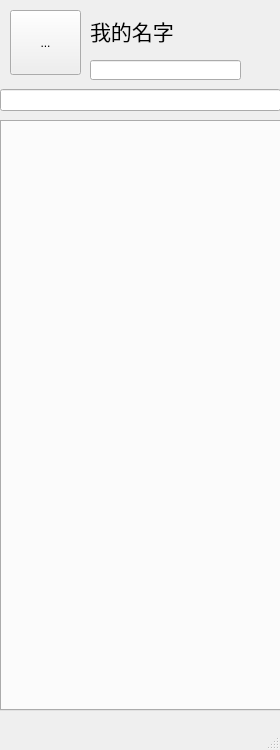
Before: the Qt Designer form client/mainwindow_menu.ui in myservicegroup3/DongRuanProgram, drawn with Qt 5.
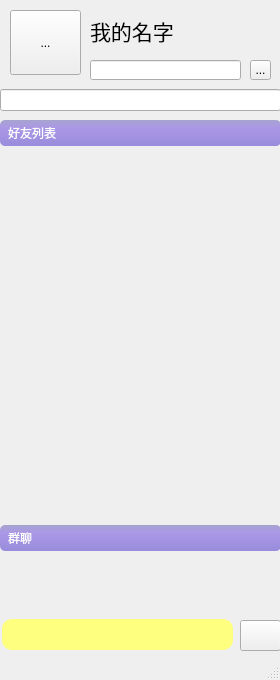
After: the same form once the commit is applied. The open tabs and pages were chosen to show the change. Icons and pictures are not drawn.

```diff
--- a/client/mainwindow_menu.ui
+++ b/client/mainwindow_menu.ui
@@ -10,7 +10,7 @@
     <x>0</x>
     <y>0</y>
     <width>280</width>
-    <height>750</height>
+    <height>680</height>
    </rect>
   </property>
   <property name="windowTitle">
@@ -90,6 +90,22 @@
       <string>...</string>
      </property>
     </widget>
+    <widget class="QToolButton" name="addButton">
+     <property name="geometry">
+      <rect>
+       <x>250</x>
+       <y>60</y>
+       <width>21</width>
+       <height>20</height>
+      </rect>
+     </property>
+     <property name="styleSheet">
+      <string notr="true">#addButton{border-image:url(:/new/prefix1/Picture/groupChatIcon.png);}</string>
+     </property>
+     <property name="text">
+      <string>...</string>
+     </property>
+    </widget>
    </widget>
    <widget class="QWidget" name="horizontalLayoutWidget">
     <property name="geometry">
@@ -115,32 +131,141 @@
      </item>
     </layout>
    </widget>
-   <widget class="QTabWidget" name="tableWidget">
+   <widget class="QToolBox" name="toolBox">
     <property name="geometry">
      <rect>
       <x>0</x>
       <y>120</y>
-      <width>291</width>
-      <height>591</height>
+      <width>281</width>
+      <height>431</height>
      </rect>
     </property>
+    <property name="font">
+     <font>
+      <family>华文彩云</family>
+     </font>
+    </property>
     <property name="styleSheet">
-     <string notr="true"/>
+     <string notr="true">QToolBox::tab:hover{
+			color: rgb(255, 255, 255); 
+            background: qlineargradient(x1:0, y1:0, x2:0, y2:1, stop:0 rgb(130,120,226), stop:0.3 rgb(120,130,230), stop:1 rgb(125,140,226));
+            border:1px;  
+            border-radius:5px; 
+            padding:2px 4px;
+}
+QToolBox::tab{
+			color: rgb(255, 255, 255);
+            background: qlineargradient(x1:0, y1:0, x2:0, y2:1, stop:0 rgb(166,164,208), stop:0.3 rgb(171,152,230), stop:1 rgb(152,140,220));
+            border:1px;
+            border-radius:5px; 
+            padding:2px 4px;  
+}
+QToolBox::tab:pressed{    
+            color: rgb(255, 255, 255); 
+            background: qlineargradient(x1:0, y1:0, x2:0, y2:1, stop:0 rgb(240,156,121), stop:0.3 rgb(220,160,140), stop:1 rgb(230,140,120));  
+            border:1px;  
+            border-radius:5px;
+            padding:2px 4px; 
+        }
+</string>
     </property>
     <property name="currentIndex">
      <number>-1</number>
     </property>
+    <widget class="QWidget" name="page">
+     <property name="geometry">
+      <rect>
+       <x>0</x>
+       <y>0</y>
+       <width>281</width>
+       <height>377</height>
+      </rect>
+     </property>
+     <attribute name="label">
+      <string>好友列表</string>
+     </attribute>
+     <widget class="QWidget" name="widget" native="true">
+      <property name="geometry">
+       <rect>
+        <x>0</x>
+        <y>-1</y>
+        <width>281</width>
+        <height>481</height>
+       </rect>
+      </property>
+      <widget class="QWidget" name="verticalLayoutWidget">
+       <property name="geometry">
+        <rect>
+         <x>9</x>
+         <y>-1</y>
+         <width>261</width>
+         <height>381</height>
+        </rect>
+       </property>
+       <layout class="QVBoxLayout" name="vLayout"/>
+      </widget>
+     </widget>
+    </widget>
+    <widget class="QWidget" name="page_2">
+     <property name="geometry">
+      <rect>
+       <x>0</x>
+       <y>0</y>
+       <width>281</width>
+       <height>377</height>
+      </rect>
+     </property>
+     <attribute name="label">
+      <string>群聊</string>
+     </attribute>
+     <widget class="QWidget" name="verticalLayoutWidget_2">
+      <property name="geometry">
+       <rect>
+        <x>0</x>
+        <y>-10</y>
+        <width>281</width>
+        <height>441</height>
+       </rect>
+      </property>
+      <layout class="QVBoxLayout" name="vLayout2"/>
+     </widget>
+    </widget>
    </widget>
-  </widget>
-  <widget class="QMenuBar" name="menubar">
-   <property name="geometry">
-    <rect>
-     <x>0</x>
-     <y>0</y>
-     <width>280</width>
-     <height>23</height>
-    </rect>
-   </property>
+   <widget class="QToolButton" name="addButton_2">
+    <property name="geometry">
+     <rect>
+      <x>240</x>
+      <y>620</y>
+      <width>41</width>
+      <height>31</height>
+     </rect>
+    </property>
+    <property name="styleSheet">
+     <string notr="true">#addButton_2{border-image:url(:/new/prefix1/Picture/search.png);}</string>
+    </property>
+    <property name="text">
+     <string/>
+    </property>
+   </widget>
+   <widget class="QLineEdit" name="addEdit">
+    <property name="geometry">
+     <rect>
+      <x>2</x>
+      <y>619</y>
+      <width>231</width>
+      <height>31</height>
+     </rect>
+    </property>
+    <property name="styleSheet">
+     <string notr="true">QLineEdit{
+border-style:ooutset;
+border-radius:10px;
+padding:6px;
+background-color: rgb(255, 255, 127);
+		 
+}</string>
+    </property>
+   </widget>
   </widget>
   <widget class="QStatusBar" name="statusbar"/>
  </widget>
```
Left out of the diff: 8 changed lines with no effect on the pictures.
